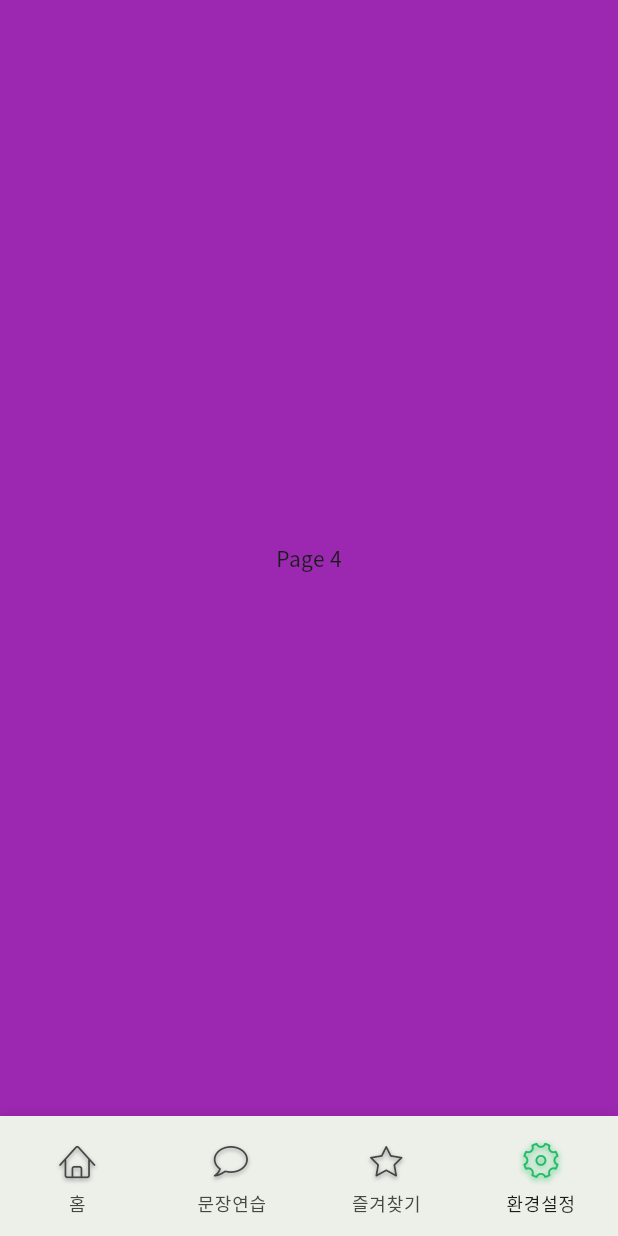
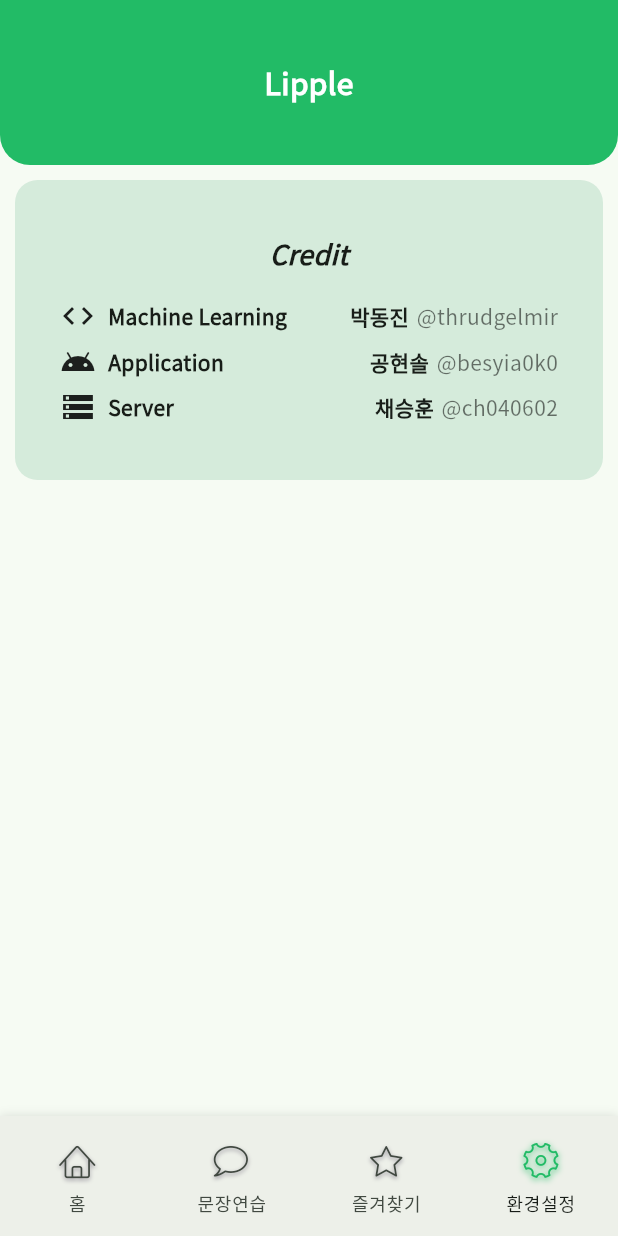
Before and after one commit to Cau-Lipple/lipple-app, a Flutter app: the screen it shows after launch, item 4 of the bottom bar chosen, on a phone screen of 412 x 824 dp. Run offline on Flutter 3.47's test engine with Material 3 defaults, Android fonts, the phone set to English and light mode, and no system bars; our stand-ins replace camera, fl_chart, go_router, shared_preferences, video_player; missing offline and left inert: record; network calls fail; statements that could not run were skipped.

Commit message:
Feat: create setting page, modify loading page

```diff
--- a/lib/navigation_bar.dart
+++ b/lib/navigation_bar.dart
@@ -10,6 +10,7 @@ import 'package:lipple/practice_do_page.dart';
 import 'package:lipple/practice_do_vid_page.dart';
 import 'package:lipple/practice_page.dart';
 import 'package:lipple/practice_result_page.dart';
+import 'package:lipple/setting_page.dart';
 import 'package:lipple/specific_category_page.dart';
 import 'package:lipple/utils/custom_icons.dart';
 import 'package:lipple/entire_category_page.dart';
@@ -95,7 +96,7 @@ final goRouter = GoRouter(
                       path: 'practice-result',
                       pageBuilder: (context, state) {
                         final Map<String, dynamic> extra =
-                        state.extra as Map<String, dynamic>;
+                            state.extra as Map<String, dynamic>;
                         return NoTransitionPage(
                           child: PracticeResultPage(
                             sentence: extra['sentence']!,
@@ -165,12 +166,8 @@ final goRouter = GoRouter(
           routes: [
             GoRoute(
               path: '/settings',
-              pageBuilder: (context, state) => NoTransitionPage(
-                child: Container(
-                  color: Colors.purple,
-                  alignment: Alignment.center,
-                  child: const Text('Page 4'),
-                ),
+              pageBuilder: (context, state) => const NoTransitionPage(
+                child: SettingPage(),
               ),
             ),
           ],
--- /dev/null
+++ b/lib/setting_page.dart
@@ -0,0 +1,179 @@
+import 'package:flutter/material.dart';
+
+class SettingPage extends StatelessWidget {
+  const SettingPage({super.key});
+
+  @override
+  Widget build(BuildContext context) {
+    return Column(
+      children: [
+        Container(
+          alignment: Alignment.bottomLeft,
+          width: double.infinity,
+          height: 110,
+          decoration: const BoxDecoration(
+            color: Color(0xFF22BB66),
+            borderRadius: BorderRadius.vertical(
+              bottom: Radius.circular(20),
+            ),
+          ),
+          child: const SafeArea(
+            child: Center(
+              child: Text(
+                'Lipple',
+                style: TextStyle(
+                    color: Colors.white,
+                    fontWeight: FontWeight.bold,
+                    fontSize: 20),
+              ),
+            ),
+          ),
+        ),
+        Padding(
+          padding: const EdgeInsets.all(10.0),
+          child: ClipRRect(
+            borderRadius: BorderRadius.circular(15),
+            child: Container(
+              width: 400,
+              height: 200,
+              color: const Color(0x22008040),
+              child: const Padding(
+                padding: EdgeInsets.all(30.0),
+                child: Column(
+                  mainAxisAlignment: MainAxisAlignment.spaceEvenly,
+                  children: [
+                    Padding(
+                      padding: EdgeInsets.only(bottom: 10.0),
+                      child: Text(
+                        'Credit',
+                        style: TextStyle(
+                          fontSize: 18,
+                          fontWeight: FontWeight.bold,
+                          fontStyle: FontStyle.italic,
+                        ),
+                      ),
+                    ),
+                    Row(
+                      mainAxisAlignment: MainAxisAlignment.spaceBetween,
+                      children: [
+                        Row(
+                          children: [
+                            Padding(
+                              padding: EdgeInsets.only(right: 8.0),
+                              child: Icon(Icons.code),
+                            ),
+                            Text(
+                              'Machine Learning',
+                              style: TextStyle(
+                                fontWeight: FontWeight.bold,
+                              ),
+                            ),
+                          ],
+                        ),
+                        Row(
+                          children: [
+                            Text(
+                              '박동진',
+                              style: TextStyle(
+                                fontWeight: FontWeight.bold,
+                              ),
+                            ),
+                            Padding(
+                              padding: EdgeInsets.only(left: 5.0),
+                              child: Text(
+                                '@thrudgelmir',
+                                style: TextStyle(
+                                  color: Colors.black54,
+                                ),
+                              ),
+                            )
+                          ],
+                        ),
+                      ],
+                    ),
+                    Row(
+                      mainAxisAlignment: MainAxisAlignment.spaceBetween,
+                      children: [
+                        Row(
+                          children: [
+                            Padding(
+                              padding: EdgeInsets.only(right: 8.0),
+                              child: Icon(Icons.android),
+                            ),
+                            Text(
+                              'Application',
+                              style: TextStyle(
+                                fontWeight: FontWeight.bold,
+                              ),
+                            ),
+                          ],
+                        ),
+                        Row(
+                          children: [
+                            Text(
+                              '공현솔',
+                              style: TextStyle(
+                                fontWeight: FontWeight.bold,
+                              ),
+                            ),
+                            Padding(
+                              padding: EdgeInsets.only(left: 5.0),
+                              child: Text(
+                                '@besyia0k0',
+                                style: TextStyle(
+                                  color: Colors.black54,
+                                ),
+                              ),
+                            )
+                          ],
+                        ),
+                      ],
+                    ),
+                    Row(
+                      mainAxisAlignment: MainAxisAlignment.spaceBetween,
+                      children: [
+                        Row(
+                          children: [
+                            Padding(
+                              padding: EdgeInsets.only(right: 8.0),
+                              child: Icon(Icons.storage),
+                            ),
+                            Text(
+                              'Server',
+                              style: TextStyle(
+                                fontWeight: FontWeight.bold,
+                              ),
+                            ),
+                          ],
+                        ),
+                        Row(
+                          children: [
+                            Text(
+                              '채승훈',
+                              style: TextStyle(
+                                fontWeight: FontWeight.bold,
+                              ),
+                            ),
+                            Padding(
+                              padding: EdgeInsets.only(left: 5.0),
+                              child: Text(
+                                '@ch040602',
+                                style: TextStyle(
+                                  color: Colors.black54,
+                                ),
+                              ),
+                            )
+                          ],
+                        ),
+                      ],
+                    ),
+                  ],
+                ),
+              ),
+            ),
+          ),
+        ),
+      ],
+    );
+  }
+}
```
Also changed, not shown: lib/practice_result_page.dart (+81 -7 lines).
